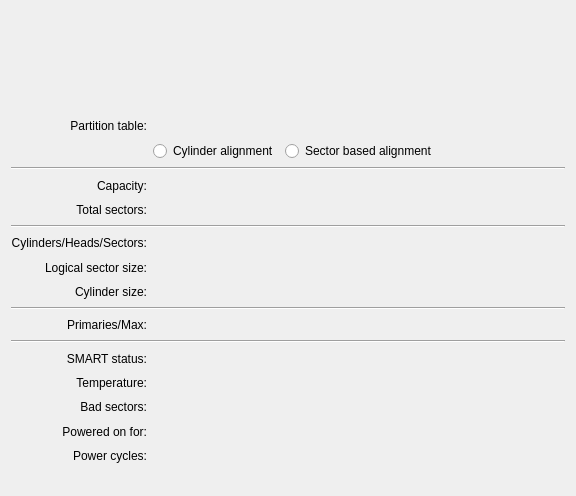
The window that src/gui/devicepropswidgetbase.ui (KDE/partitionmanager) describes before a commit, drawn with Qt 5.
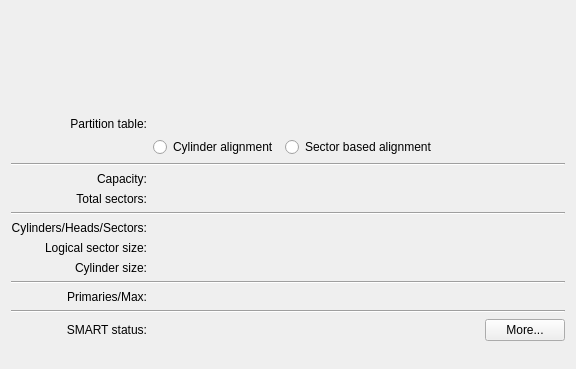
The same window after the commit. Custom widgets are drawn as their Qt base class.

Commit message: extend smart stuff, add its own dialog, add action to trigger it etc.

Patch:
```diff
--- a/src/gui/devicepropswidgetbase.ui
+++ b/src/gui/devicepropswidgetbase.ui
@@ -7,11 +7,11 @@
     <x>0</x>
     <y>0</y>
     <width>576</width>
-    <height>496</height>
+    <height>343</height>
    </rect>
   </property>
   <layout class="QGridLayout" name="gridLayout">
-   <item row="0" column="0" colspan="5">
+   <item row="0" column="0" colspan="2">
     <widget class="PartTableWidget" name="m_PartTableWidget" native="true">
      <property name="sizePolicy">
       <sizepolicy hsizetype="Expanding" vsizetype="Fixed">
@@ -36,7 +36,7 @@
      </property>
     </widget>
    </item>
-   <item row="1" column="0" colspan="4">
+   <item row="1" column="0" colspan="2">
     <spacer name="verticalSpacer">
      <property name="orientation">
       <enum>Qt::Vertical</enum>
@@ -52,7 +52,7 @@
      </property>
     </spacer>
    </item>
-   <item row="2" column="0" colspan="2">
+   <item row="2" column="0">
     <widget class="QLabel" name="m_LabelTextType">
      <property name="text">
       <string>Partition table:</string>
@@ -62,7 +62,7 @@
      </property>
     </widget>
    </item>
-   <item row="2" column="2" colspan="2">
+   <item row="2" column="1">
     <widget class="QLabel" name="m_LabelType">
      <property name="sizePolicy">
       <sizepolicy hsizetype="Preferred" vsizetype="Preferred">
@@ -75,7 +75,7 @@
      </property>
     </widget>
    </item>
-   <item row="3" column="2" colspan="3">
+   <item row="3" column="1">
     <layout class="QHBoxLayout" name="m_TypeLayout">
      <item>
       <widget class="QRadioButton" name="m_RadioCylinderBased">
@@ -106,14 +106,14 @@
      </item>
     </layout>
    </item>
-   <item row="4" column="0" colspan="5">
+   <item row="4" column="0" colspan="2">
     <widget class="Line" name="line">
      <property name="orientation">
       <enum>Qt::Horizontal</enum>
      </property>
     </widget>
    </item>
-   <item row="5" column="0" colspan="2">
+   <item row="5" column="0">
     <widget class="QLabel" name="m_LabelTextCapacity">
      <property name="text">
       <string>Capacity:</string>
@@ -123,7 +123,7 @@
      </property>
     </widget>
    </item>
-   <item row="5" column="2" colspan="2">
+   <item row="5" column="1">
     <widget class="QLabel" name="m_LabelCapacity">
      <property name="sizePolicy">
       <sizepolicy hsizetype="Preferred" vsizetype="Preferred">
@@ -136,7 +136,7 @@
      </property>
     </widget>
    </item>
-   <item row="6" column="0" colspan="2">
+   <item row="6" column="0">
     <widget class="QLabel" name="m_LabelTextTotalSectors">
      <property name="text">
       <string>Total sectors:</string>
@@ -146,7 +146,7 @@
      </property>
     </widget>
    </item>
-   <item row="6" column="2" colspan="2">
+   <item row="6" column="1">
     <widget class="QLabel" name="m_LabelTotalSectors">
      <property name="sizePolicy">
       <sizepolicy hsizetype="Preferred" vsizetype="Preferred">
@@ -159,14 +159,14 @@
      </property>
     </widget>
    </item>
-   <item row="7" column="0" colspan="5">
+   <item row="7" column="0" colspan="2">
     <widget class="Line" name="line_2">
      <property name="orientation">
       <enum>Qt::Horizontal</enum>
      </property>
     </widget>
    </item>
-   <item row="8" column="0" colspan="2">
+   <item row="8" column="0">
     <widget class="QLabel" name="m_LabelTextCHS">
      <property name="text">
       <string>Cylinders/Heads/Sectors:</string>
@@ -176,7 +176,7 @@
      </property>
     </widget>
    </item>
-   <item row="8" column="2" colspan="2">
+   <item row="8" column="1">
     <widget class="QLabel" name="m_LabelCHS">
      <property name="sizePolicy">
       <sizepolicy hsizetype="Preferred" vsizetype="Preferred">
@@ -189,7 +189,7 @@
      </property>
     </widget>
    </item>
-   <item row="9" column="0" colspan="2">
+   <item row="9" column="0">
     <widget class="QLabel" name="m_LabelTextSectorSize">
      <property name="text">
       <string>Logical sector size:</string>
@@ -199,7 +199,7 @@
      </property>
     </widget>
    </item>
-   <item row="9" column="2" colspan="2">
+   <item row="9" column="1">
     <widget class="QLabel" name="m_LabelSectorSize">
      <property name="sizePolicy">
       <sizepolicy hsizetype="Preferred" vsizetype="Preferred">
@@ -212,7 +212,7 @@
      </property>
     </widget>
    </item>
-   <item row="10" column="0" colspan="2">
+   <item row="10" column="0">
     <widget class="QLabel" name="m_LabelTextCylinderSize">
      <property name="text">
       <string>Cylinder size:</string>
@@ -222,7 +222,7 @@
      </property>
     </widget>
    </item>
-   <item row="10" column="2" colspan="2">
+   <item row="10" column="1">
     <widget class="QLabel" name="m_LabelCylinderSize">
      <property name="sizePolicy">
       <sizepolicy hsizetype="Preferred" vsizetype="Preferred">
@@ -235,14 +235,14 @@
      </property>
     </widget>
    </item>
-   <item row="11" column="0" colspan="5">
+   <item row="11" column="0" colspan="2">
     <widget class="Line" name="line_3">
      <property name="orientation">
       <enum>Qt::Horizontal</enum>
      </property>
     </widget>
    </item>
-   <item row="12" column="0" colspan="2">
+   <item row="12" column="0">
     <widget class="QLabel" name="m_LabelTextPrimariesMax">
      <property name="text">
       <string>Primaries/Max:</string>
@@ -252,7 +252,7 @@
      </property>
     </widget>
    </item>
-   <item row="12" column="2" colspan="2">
+   <item row="12" column="1">
     <widget class="QLabel" name="m_LabelPrimariesMax">
      <property name="sizePolicy">
       <sizepolicy hsizetype="Preferred" vsizetype="Preferred">
@@ -265,14 +265,14 @@
      </property>
     </widget>
    </item>
-   <item row="13" column="0" colspan="5">
+   <item row="13" column="0" colspan="2">
     <widget class="Line" name="line_4">
      <property name="orientation">
       <enum>Qt::Horizontal</enum>
      </property>
     </widget>
    </item>
-   <item row="14" column="0" colspan="2">
+   <item row="14" column="0">
     <widget class="QLabel" name="m_LabelTextSmartStatus">
      <property name="text">
       <string>SMART status:</string>
@@ -282,7 +282,7 @@
      </property>
     </widget>
    </item>
-   <item row="14" column="2" colspan="2">
+   <item row="14" column="1">
     <layout class="QHBoxLayout" name="horizontalLayout">
      <item>
       <widget class="QLabel" name="m_LabelSmartStatusIcon">
@@ -299,82 +299,27 @@
      </item>
      <item>
       <widget class="QLabel" name="m_LabelSmartStatusText">
+       <property name="sizePolicy">
+        <sizepolicy hsizetype="Preferred" vsizetype="Preferred">
+         <horstretch>2</horstretch>
+         <verstretch>0</verstretch>
+        </sizepolicy>
+       </property>
        <property name="text">
         <string/>
        </property>
       </widget>
      </item>
+     <item>
+      <widget class="KPushButton" name="m_ButtonSmartMore">
+       <property name="text">
+        <string>More...</string>
+       </property>
+      </widget>
+     </item>
     </layout>
    </item>
-   <item row="16" column="0" colspan="2">
-    <widget class="QLabel" name="m_LabelTextSmartTemperature">
-     <property name="text">
-      <string>Temperature:</string>
-     </property>
-     <property name="alignment">
-      <set>Qt::AlignRight|Qt::AlignTrailing|Qt::AlignVCenter</set>
-     </property>
-    </widget>
-   </item>
-   <item row="16" column="2" colspan="2">
-    <widget class="QLabel" name="m_LabelSmartTemperature">
-     <property name="text">
-      <string/>
-     </property>
-    </widget>
-   </item>
-   <item row="17" column="0" colspan="2">
-    <widget class="QLabel" name="m_LabelTextSmartBadSectors">
-     <property name="text">
-      <string>Bad sectors:</string>
-     </property>
-     <property name="alignment">
-      <set>Qt::AlignRight|Qt::AlignTrailing|Qt::AlignVCenter</set>
-     </property>
-    </widget>
-   </item>
-   <item row="17" column="2" colspan="2">
-    <widget class="QLabel" name="m_LabelSmartBadSectors">
-     <property name="text">
-      <string/>
-     </property>
-    </widget>
-   </item>
-   <item row="18" column="0" colspan="2">
-    <widget class="QLabel" name="m_LabelTextSmartPoweredOn">
-     <property name="text">
-      <string>Powered on for:</string>
-     </property>
-     <property name="alignment">
-      <set>Qt::AlignRight|Qt::AlignTrailing|Qt::AlignVCenter</set>
-     </property>
-    </widget>
-   </item>
-   <item row="18" column="2" colspan="2">
-    <widget class="QLabel" name="m_LabelSmartPoweredOn">
-     <property name="text">
-      <string/>
-     </property>
-    </widget>
-   </item>
-   <item row="19" column="0" colspan="2">
-    <widget class="QLabel" name="m_LabelTextSmartPowerCycles">
-     <property name="text">
-      <string>Power cycles:</string>
-     </property>
-     <property name="alignment">
-      <set>Qt::AlignRight|Qt::AlignTrailing|Qt::AlignVCenter</set>
-     </property>
-    </widget>
-   </item>
-   <item row="19" column="2" colspan="2">
-    <widget class="QLabel" name="m_LabelSmartPowerCycles">
-     <property name="text">
-      <string/>
-     </property>
-    </widget>
-   </item>
-   <item row="20" column="0" colspan="5">
+   <item row="15" column="0" colspan="2">
     <spacer name="verticalSpacer_2">
      <property name="orientation">
       <enum>Qt::Vertical</enum>
@@ -384,8 +329,8 @@
      </property>
      <property name="sizeHint" stdset="0">
       <size>
-       <width>20</width>
-       <height>20</height>
+       <width>17</width>
+       <height>17</height>
       </size>
      </property>
     </spacer>
@@ -393,6 +338,11 @@
   </layout>
  </widget>
  <customwidgets>
+  <customwidget>
+   <class>KPushButton</class>
+   <extends>QPushButton</extends>
+   <header>kpushbutton.h</header>
+  </customwidget>
   <customwidget>
    <class>PartTableWidget</class>
    <extends>QWidget</extends>
```
The commit also changes 17 other files.
